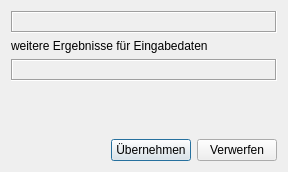
de-bkg/qgis-geocoder, file interface/ui/featurepicker.ui: the form before one commit.
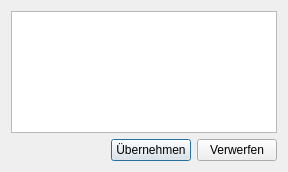
The form after the commit.

Commit message: rework feature picker

Patch:
```diff
--- a/interface/ui/featurepicker.ui
+++ b/interface/ui/featurepicker.ui
@@ -15,33 +15,7 @@
   </property>
   <layout class="QVBoxLayout" name="verticalLayout">
    <item>
-    <widget class="QFrame" name="actual_values_frame">
-     <property name="frameShape">
-      <enum>QFrame::Box</enum>
-     </property>
-     <property name="frameShadow">
-      <enum>QFrame::Sunken</enum>
-     </property>
-     <layout class="QGridLayout" name="gridLayout"/>
-    </widget>
-   </item>
-   <item>
-    <widget class="QLabel" name="label_5">
-     <property name="text">
-      <string>weitere Ergebnisse für Eingabedaten</string>
-     </property>
-    </widget>
-   </item>
-   <item>
-    <widget class="QFrame" name="alternative_features_frame">
-     <property name="frameShape">
-      <enum>QFrame::Box</enum>
-     </property>
-     <property name="frameShadow">
-      <enum>QFrame::Sunken</enum>
-     </property>
-     <layout class="QGridLayout" name="gridLayout_2"/>
-    </widget>
+    <widget class="QTableWidget" name="results_table"/>
    </item>
    <item>
     <spacer name="verticalSpacer">
```
Left out of the diff: 2 changed lines with no effect on the pictures. The commit also changes 6 other files.
